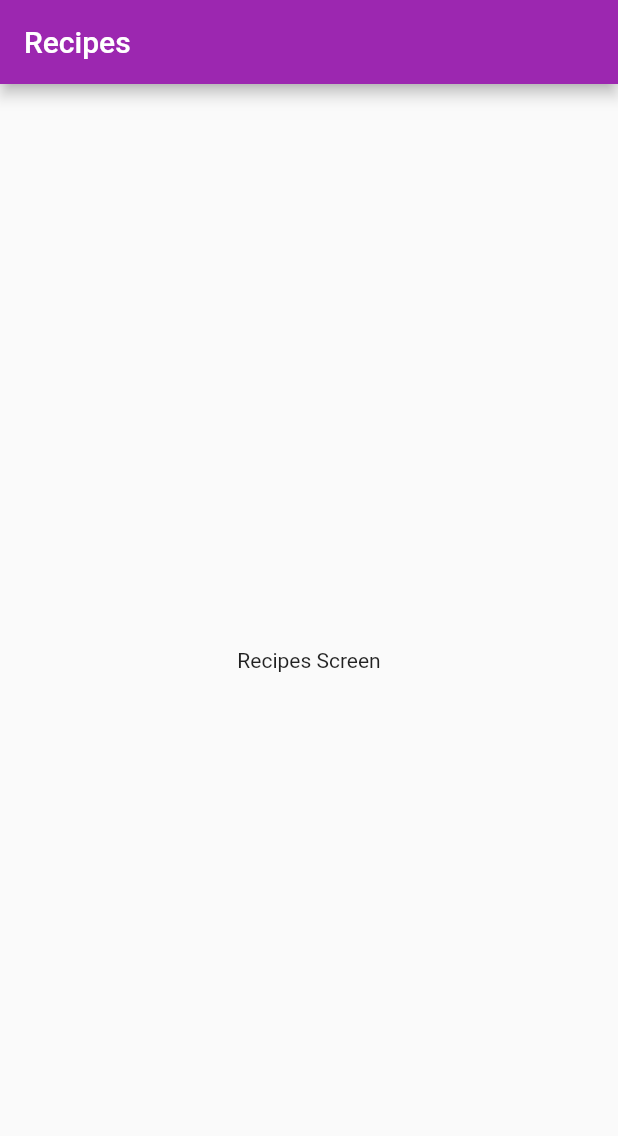
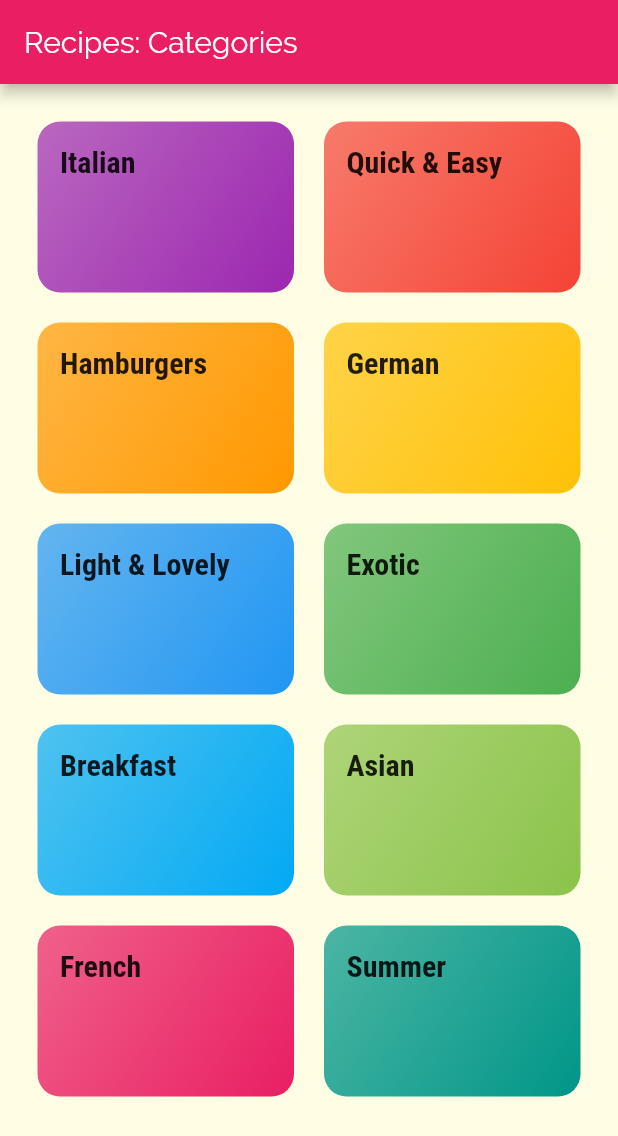
Before and after one commit to s6o/udemy-dart-flutter, a Flutter app: the screen it shows after launch, on a phone screen of 412 x 824 dp. Shown: the top 1136 px of the screen. Run offline on Flutter 3.47's test engine with Material 2 defaults, Android fonts, the phone set to English and light mode, and no system bars; missing offline and left inert: money.

Commit message:
Set up custom fonts; dummy data; categories screen. #recipes

```diff
--- a/recipes/lib/main.dart
+++ b/recipes/lib/main.dart
@@ -1,4 +1,6 @@
 import 'package:flutter/material.dart';
+
+import './ui/categories_screen.dart';
 
 void main() => runApp(RecipesApp());
 
@@ -9,32 +11,25 @@ class RecipesApp extends StatelessWidget {
       debugShowCheckedModeBanner: false,
       title: 'Recipes',
       theme: ThemeData(
-        primarySwatch: Colors.purple,
+        primarySwatch: Colors.pink,
+        accentColor: Colors.amber,
+        canvasColor: Color.fromRGBO(255, 254, 229, 1),
+        fontFamily: 'Raleway',
+        textTheme: ThemeData.light().textTheme.copyWith(
+              body1: TextStyle(
+                color: Color.fromRGBO(20, 51, 51, 1),
+              ),
+              body2: TextStyle(
+                color: Color.fromRGBO(20, 51, 51, 1),
+              ),
+              title: TextStyle(
+                fontSize: 20,
+                fontFamily: 'RobotoCondensed',
+                fontWeight: FontWeight.bold,
+              ),
+            ),
       ),
-      home: _RecipesScreen(title: 'Recipes'),
+      home: CategoriesScreen(),
     );
   }
 }
-
-class _RecipesScreen extends StatefulWidget {
-  _RecipesScreen({Key key, this.title}) : super(key: key);
-
-  final String title;
-
-  @override
-  _RecipesState createState() => _RecipesState();
-}
-
-class _RecipesState extends State<_RecipesScreen> {
-  @override
-  Widget build(BuildContext context) {
-    return Scaffold(
-      appBar: AppBar(
-        title: Text(widget.title),
-      ),
-      body: Center(
-        child: Text('Recipes Screen'),
-      ),
-    );
-  }
-}
--- /dev/null
+++ b/recipes/lib/models/category.dart
@@ -0,0 +1,10 @@
+import 'package:flutter/material.dart';
+
+class Category {
+  final String id;
+  final String title;
+  final Color color;
+
+  const Category(
+      {@required this.id, @required this.title, this.color = Colors.orange});
+}
--- /dev/null
+++ b/recipes/lib/models/dummy_data.dart
@@ -0,0 +1,56 @@
+import 'package:flutter/material.dart';
+
+import './category.dart';
+
+const DUMMY_CATEGORIES = const [
+  Category(
+    id: 'c1',
+    title: 'Italian',
+    color: Colors.purple,
+  ),
+  Category(
+    id: 'c2',
+    title: 'Quick & Easy',
+    color: Colors.red,
+  ),
+  Category(
+    id: 'c3',
+    title: 'Hamburgers',
+    color: Colors.orange,
+  ),
+  Category(
+    id: 'c4',
+    title: 'German',
+    color: Colors.amber,
+  ),
+  Category(
+    id: 'c5',
+    title: 'Light & Lovely',
+    color: Colors.blue,
+  ),
+  Category(
+    id: 'c6',
+    title: 'Exotic',
+    color: Colors.green,
+  ),
+  Category(
+    id: 'c7',
+    title: 'Breakfast',
+    color: Colors.lightBlue,
+  ),
+  Category(
+    id: 'c8',
+    title: 'Asian',
+    color: Colors.lightGreen,
+  ),
+  Category(
+    id: 'c9',
+    title: 'French',
+    color: Colors.pink,
+  ),
+  Category(
+    id: 'c10',
+    title: 'Summer',
+    color: Colors.teal,
+  ),
+];
--- /dev/null
+++ b/recipes/lib/ui/categories_screen.dart
@@ -0,0 +1,32 @@
+import 'package:flutter/material.dart';
+import 'package:recepies/models/dummy_data.dart';
+
+import '../models/category.dart';
+import './category_item.dart';
+
+class CategoriesScreen extends StatelessWidget {
+  @override
+  Widget build(BuildContext context) {
+    return Scaffold(
+      appBar: AppBar(
+        title: Text('Recipes: Categories'),
+      ),
+      body: _categoryGrid(),
+    );
+  }
+
+  Widget _categoryGrid() {
+    return GridView(
+      padding: const EdgeInsets.all(25),
+      children: DUMMY_CATEGORIES
+          .map((Category c) => CategoryItem(c.title, c.color))
+          .toList(),
+      gridDelegate: SliverGridDelegateWithMaxCrossAxisExtent(
+        maxCrossAxisExtent: 200,
+        childAspectRatio: 3 / 2,
+        crossAxisSpacing: 20,
+        mainAxisSpacing: 20,
+      ),
+    );
+  }
+}
--- /dev/null
+++ b/recipes/lib/ui/category_item.dart
@@ -0,0 +1,27 @@
+import 'package:flutter/material.dart';
+
+class CategoryItem extends StatelessWidget {
+  final String title;
+  final Color color;
+
+  CategoryItem(this.title, this.color);
+
+  @override
+  Widget build(BuildContext context) {
+    return Container(
+      padding: const EdgeInsets.all(15),
+      child: Text(
+        title,
+        style: Theme.of(context).textTheme.title,
+      ),
+      decoration: BoxDecoration(
+        gradient: LinearGradient(
+          colors: [color.withOpacity(0.7), color],
+          begin: Alignment.topLeft,
+          end: Alignment.bottomRight,
+        ),
+        borderRadius: BorderRadius.circular(15),
+      ),
+    );
+  }
+}
```
Also changed, not shown: recipes/pubspec.yaml (+15 -11 lines), recipes/assets/fonts/Raleway-Black.ttf (added), recipes/assets/fonts/Raleway-Bold.ttf (added), recipes/assets/fonts/Raleway-Regular.ttf (added), recipes/assets/fonts/RobotoCondensed-Bold.ttf (added), recipes/assets/fonts/RobotoCondensed-Italic.ttf (added), recipes/assets/fonts/RobotoCondensed-Light.ttf (added), recipes/assets/fonts/RobotoCondensed-Regular.ttf (added).
